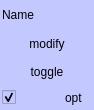
Above: shapeout2/gui/matrix/dm_dataset.ui from ZELLMECHANIK-DRESDEN/ShapeOut2 before the change. Below: the same form after it.
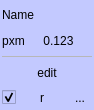
That is the form after the change. Icons and pictures are not drawn.

Diff of the .ui file:
```diff
--- a/shapeout2/gui/matrix/dm_dataset.ui
+++ b/shapeout2/gui/matrix/dm_dataset.ui
@@ -82,40 +82,116 @@
        </widget>
       </item>
       <item>
-       <widget class="QToolButton" name="toolButton_modify">
-        <property name="sizePolicy">
-         <sizepolicy hsizetype="Minimum" vsizetype="Minimum">
-          <horstretch>0</horstretch>
-          <verstretch>0</verstretch>
-         </sizepolicy>
+       <layout class="QHBoxLayout" name="horizontalLayout_3">
+        <property name="spacing">
+         <number>0</number>
         </property>
-        <property name="text">
-         <string>modify</string>
+        <property name="leftMargin">
+         <number>0</number>
         </property>
-        <property name="autoRaise">
-         <bool>true</bool>
+        <property name="topMargin">
+         <number>0</number>
         </property>
-       </widget>
+        <property name="rightMargin">
+         <number>0</number>
+        </property>
+        <property name="bottomMargin">
+         <number>0</number>
+        </property>
+        <item>
+         <widget class="QLabel" name="label_region">
+          <property name="sizePolicy">
+           <sizepolicy hsizetype="Preferred" vsizetype="Preferred">
+            <horstretch>0</horstretch>
+            <verstretch>0</verstretch>
+           </sizepolicy>
+          </property>
+          <property name="text">
+           <string>pxm</string>
+          </property>
+          <property name="alignment">
+           <set>Qt::AlignCenter</set>
+          </property>
+         </widget>
+        </item>
+        <item>
+         <widget class="QLabel" name="label_flowrate">
+          <property name="sizePolicy">
+           <sizepolicy hsizetype="Expanding" vsizetype="Preferred">
+            <horstretch>0</horstretch>
+            <verstretch>0</verstretch>
+           </sizepolicy>
+          </property>
+          <property name="text">
+           <string>0.123</string>
+          </property>
+          <property name="textFormat">
+           <enum>Qt::AutoText</enum>
+          </property>
+          <property name="alignment">
+           <set>Qt::AlignCenter</set>
+          </property>
+         </widget>
+        </item>
+       </layout>
       </item>
       <item>
-       <widget class="QToolButton" name="toolButton_toggle">
-        <property name="sizePolicy">
-         <sizepolicy hsizetype="Minimum" vsizetype="Minimum">
-          <horstretch>0</horstretch>
-          <verstretch>0</verstretch>
-         </sizepolicy>
+       <widget class="Line" name="line">
+        <property name="styleSheet">
+         <string notr="true">color: #B7B7B7</string>
         </property>
-        <property name="toolTip">
-         <string>Enable/Disable all filters and plots for this dataset</string>
+        <property name="frameShadow">
+         <enum>QFrame::Plain</enum>
         </property>
-        <property name="text">
-         <string>toggle</string>
+        <property name="lineWidth">
+         <number>1</number>
         </property>
-        <property name="autoRaise">
-         <bool>true</bool>
+        <property name="orientation">
+         <enum>Qt::Horizontal</enum>
         </property>
        </widget>
       </item>
+      <item>
+       <layout class="QHBoxLayout" name="horizontalLayout_2">
+        <property name="leftMargin">
+         <number>0</number>
+        </property>
+        <property name="topMargin">
+         <number>0</number>
+        </property>
+        <property name="rightMargin">
+         <number>0</number>
+        </property>
+        <property name="bottomMargin">
+         <number>0</number>
+        </property>
+        <item>
+         <widget class="QToolButton" name="toolButton_modify">
+          <property name="sizePolicy">
+           <sizepolicy hsizetype="Minimum" vsizetype="Minimum">
+            <horstretch>0</horstretch>
+            <verstretch>0</verstretch>
+           </sizepolicy>
+          </property>
+          <property name="toolTip">
+           <string>Modify this dataset in Analysis View</string>
+          </property>
+          <property name="text">
+           <string>edit</string>
+          </property>
+          <property name="icon">
+           <iconset theme="tools-wizard"/>
+          </property>
+          <property name="toolButtonStyle">
+           <enum>Qt::ToolButtonTextBesideIcon</enum>
+          </property>
+          <property name="autoRaise">
+           <bool>true</bool>
+          </property>
+         </widget>
+        </item>
+       </layout>
+      </item>
       <item>
        <layout class="QHBoxLayout" name="horizontalLayout">
         <property name="spacing">
@@ -171,10 +247,58 @@
           </property>
          </spacer>
         </item>
+        <item>
+         <widget class="QToolButton" name="toolButton_toggle">
+          <property name="sizePolicy">
+           <sizepolicy hsizetype="Minimum" vsizetype="Minimum">
+            <horstretch>0</horstretch>
+            <verstretch>0</verstretch>
+           </sizepolicy>
+          </property>
+          <property name="toolTip">
+           <string>Enable/Disable all filters and plots for this dataset</string>
+          </property>
+          <property name="text">
+           <string>r</string>
+          </property>
+          <property name="icon">
+           <iconset theme="object-rows"/>
+          </property>
+          <property name="autoRaise">
+           <bool>true</bool>
+          </property>
+         </widget>
+        </item>
+        <item>
+         <spacer name="horizontalSpacer_2">
+          <property name="orientation">
+           <enum>Qt::Horizontal</enum>
+          </property>
+          <property name="sizeHint" stdset="0">
+           <size>
+            <width>0</width>
+            <height>20</height>
+           </size>
+          </property>
+         </spacer>
+        </item>
         <item>
          <widget class="QToolButton" name="toolButton_opt">
+          <property name="sizePolicy">
+           <sizepolicy hsizetype="Minimum" vsizetype="Fixed">
+            <horstretch>0</horstretch>
+            <verstretch>0</verstretch>
+           </sizepolicy>
+          </property>
+          <property name="toolTip">
+           <string>Dataset options</string>
+          </property>
           <property name="text">
-           <string>opt </string>
+           <string>...</string>
+          </property>
+          <property name="icon">
+           <iconset theme="preferences-activities">
+            <normaloff>.</normaloff>.</iconset>
           </property>
           <property name="popupMode">
            <enum>QToolButton::InstantPopup</enum>
```
